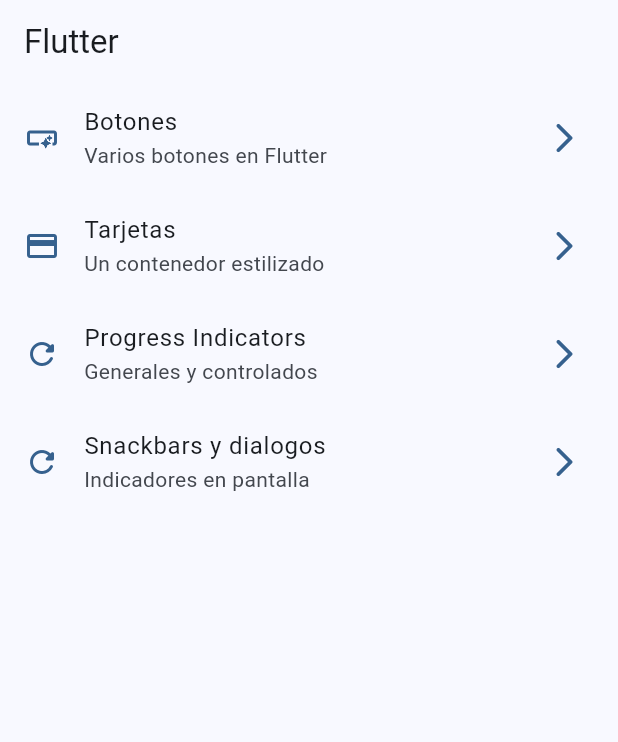
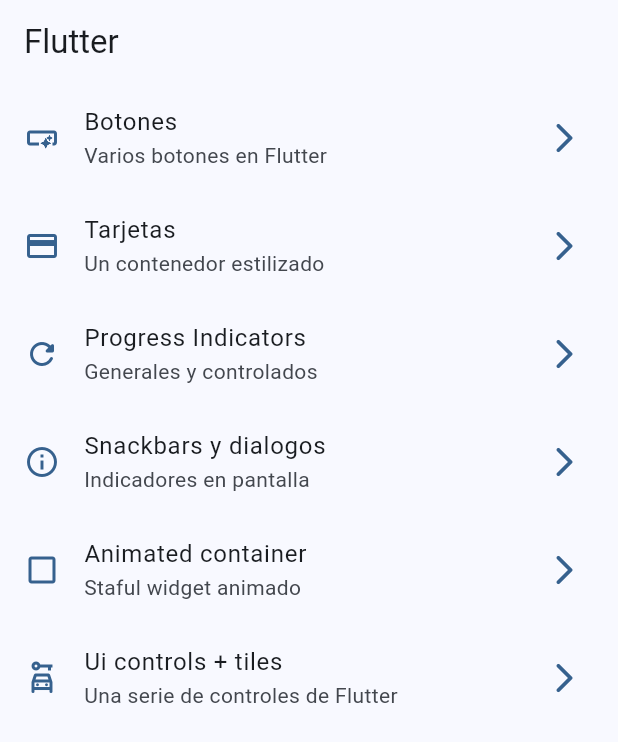
Before and after one commit to eulalionava/widgets, a Flutter app: the screen it shows after launch, on a phone screen of 412 x 824 dp. Shown: the top 742 px of the screen. Run offline on Flutter 3.47's test engine with Material 3 defaults, Android fonts, the phone set to English and light mode, and no system bars; our stand-ins replace go_router.

Commit message:
ui controles

```diff
--- a/lib/config/menu/menu_items.dart
+++ b/lib/config/menu/menu_items.dart
@@ -41,6 +41,18 @@ const appMenuItems = <MenuItem>[
     title: 'Snackbars y dialogos',
     sibTitle: 'Indicadores en pantalla',
     link: '/snackbars',
-    icon: Icons.refresh_rounded
+    icon: Icons.info_outline
+  ),
+  MenuItem(
+    title: 'Animated container',
+    sibTitle: 'Staful widget animado',
+    link: '/animated',
+    icon: Icons.check_box_outline_blank_outlined
+  ),
+  MenuItem(
+    title: 'Ui controls + tiles',
+    sibTitle: 'Una serie de controles de Flutter',
+    link: '/ui-controls',
+    icon: Icons.car_rental_outlined
   )
 ];
--- a/lib/config/router/app_router.dart
+++ b/lib/config/router/app_router.dart
@@ -31,6 +31,16 @@ final appRouter = GoRouter(
       name: SnackbarScreen.name,
       builder: (context, state) => const SnackbarScreen(),
     ),
+    GoRoute(
+      path: '/animated',
+      name: AnimatedScreen.name,
+      builder: (context, state) => const AnimatedScreen(),
+    ),
+    GoRoute(
+      path: '/ui-controls',
+      name: UiControlsScreen.name,
+      builder: (context, state) => const UiControlsScreen(),
+    ),
 
   ],
 );
```
Also changed, not shown: lib/presentation/screens/animated/animated_screen.dart (+48 -2 lines), lib/presentation/screens/ui_controls/ui_controls_screen.dart (+106 -1 lines).
